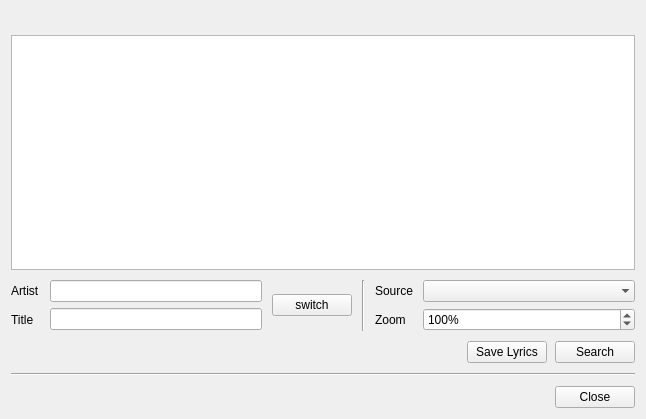
Before: the Qt Designer form src/Gui/Lyrics/GUI_Lyrics.ui in Inferno214221/sayonara-player, drawn with Qt 5.
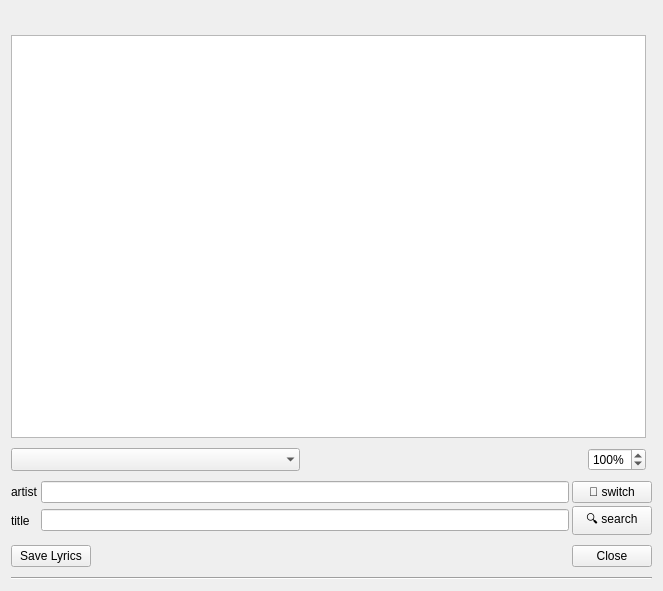
After: the same form once the commit is applied. Custom widgets are drawn as their Qt base class.

Commit message: Lyrics: improve usability

```diff
--- a/src/Gui/Lyrics/GUI_Lyrics.ui
+++ b/src/Gui/Lyrics/GUI_Lyrics.ui
@@ -6,70 +6,20 @@
    <rect>
     <x>0</x>
     <y>0</y>
-    <width>646</width>
-    <height>419</height>
+    <width>663</width>
+    <height>591</height>
    </rect>
   </property>
   <layout class="QGridLayout" name="gridLayout">
    <property name="verticalSpacing">
     <number>10</number>
    </property>
-   <item row="5" column="0" colspan="2">
-    <widget class="Line" name="line">
-     <property name="orientation">
-      <enum>Qt::Horizontal</enum>
-     </property>
-    </widget>
+   <item row="1" column="0">
+    <widget class="QTextEdit" name="teLyrics"/>
    </item>
-   <item row="2" column="0" rowspan="2" colspan="2">
-    <layout class="QGridLayout" name="gridLayout_11">
-     <property name="horizontalSpacing">
-      <number>10</number>
-     </property>
-     <property name="verticalSpacing">
-      <number>6</number>
-     </property>
-     <item row="1" column="1">
-      <widget class="QLineEdit" name="leTitle"/>
-     </item>
-     <item row="0" column="2" rowspan="2">
-      <widget class="QPushButton" name="btnSwitch">
-       <property name="text">
-        <string>switch</string>
-       </property>
-      </widget>
-     </item>
-     <item row="0" column="1">
-      <widget class="QLineEdit" name="leArtist"/>
-     </item>
-     <item row="0" column="3" rowspan="2" colspan="3">
-      <widget class="Line" name="line_2">
-       <property name="orientation">
-        <enum>Qt::Vertical</enum>
-       </property>
-      </widget>
-     </item>
-     <item row="0" column="6">
-      <widget class="QLabel" name="labSource">
-       <property name="toolTip">
-        <string notr="true"/>
-       </property>
-       <property name="text">
-        <string notr="true">Source</string>
-       </property>
-      </widget>
-     </item>
-     <item row="1" column="0">
-      <widget class="QLabel" name="labTitle">
-       <property name="toolTip">
-        <string notr="true"/>
-       </property>
-       <property name="text">
-        <string notr="true">Title</string>
-       </property>
-      </widget>
-     </item>
-     <item row="0" column="7">
+   <item row="2" column="0">
+    <layout class="QHBoxLayout" name="horizontalLayout_2">
+     <item>
       <widget class="Gui::ComboBox" name="comboServers">
        <property name="sizePolicy">
         <sizepolicy hsizetype="MinimumExpanding" vsizetype="Minimum">
@@ -85,17 +35,20 @@
        </property>
       </widget>
      </item>
-     <item row="1" column="6">
-      <widget class="QLabel" name="labZoom">
-       <property name="toolTip">
-        <string notr="true"/>
+     <item>
+      <spacer name="horizontalSpacer_2">
+       <property name="orientation">
+        <enum>Qt::Horizontal</enum>
        </property>
-       <property name="text">
-        <string>Zoom</string>
+       <property name="sizeHint" stdset="0">
+        <size>
+         <width>40</width>
+         <height>20</height>
+        </size>
        </property>
-      </widget>
+      </spacer>
      </item>
-     <item row="1" column="7">
+     <item>
       <widget class="QSpinBox" name="sbZoom">
        <property name="sizePolicy">
         <sizepolicy hsizetype="Minimum" vsizetype="Minimum">
@@ -120,25 +73,64 @@
        </property>
       </widget>
      </item>
+    </layout>
+   </item>
+   <item row="3" column="0" colspan="2">
+    <layout class="QGridLayout" name="gridLayout_2">
+     <property name="spacing">
+      <number>3</number>
+     </property>
+     <item row="1" column="3">
+      <widget class="QPushButton" name="btnSearch">
+       <property name="minimumSize">
+        <size>
+         <width>80</width>
+         <height>0</height>
+        </size>
+       </property>
+       <property name="text">
+        <string notr="true">🔍 search</string>
+       </property>
+      </widget>
+     </item>
+     <item row="0" column="1">
+      <widget class="QLineEdit" name="leArtist"/>
+     </item>
+     <item row="1" column="1">
+      <widget class="QLineEdit" name="leTitle"/>
+     </item>
+     <item row="0" column="3">
+      <widget class="QPushButton" name="btnSwitch">
+       <property name="sizePolicy">
+        <sizepolicy hsizetype="Maximum" vsizetype="Fixed">
+         <horstretch>0</horstretch>
+         <verstretch>0</verstretch>
+        </sizepolicy>
+       </property>
+       <property name="toolTip">
+        <string>switch</string>
+       </property>
+       <property name="text">
+        <string notr="true">🔄 switch</string>
+       </property>
+      </widget>
+     </item>
      <item row="0" column="0">
       <widget class="QLabel" name="labArtist">
-       <property name="toolTip">
-        <string notr="true"/>
+       <property name="text">
+        <string notr="true">artist</string>
        </property>
+      </widget>
+     </item>
+     <item row="1" column="0">
+      <widget class="QLabel" name="labTitle">
        <property name="text">
-        <string notr="true">Artist</string>
+        <string notr="true">title</string>
        </property>
       </widget>
      </item>
     </layout>
    </item>
-   <item row="7" column="0" colspan="2">
-    <widget class="QDialogButtonBox" name="buttonBox">
-     <property name="standardButtons">
-      <set>QDialogButtonBox::Close</set>
-     </property>
-    </widget>
-   </item>
    <item row="0" column="0" colspan="2">
     <widget class="QLabel" name="labHeader">
      <property name="text">
@@ -152,27 +144,11 @@
      </property>
     </widget>
    </item>
-   <item row="1" column="0" colspan="2">
-    <widget class="QTextEdit" name="teLyrics"/>
-   </item>
    <item row="4" column="0" colspan="2">
     <layout class="QHBoxLayout" name="horizontalLayout">
      <property name="spacing">
       <number>8</number>
      </property>
-     <item>
-      <spacer name="horizontalSpacer">
-       <property name="orientation">
-        <enum>Qt::Horizontal</enum>
-       </property>
-       <property name="sizeHint" stdset="0">
-        <size>
-         <width>40</width>
-         <height>20</height>
-        </size>
-       </property>
-      </spacer>
-     </item>
      <item>
       <widget class="QPushButton" name="btnSaveLyrics">
        <property name="text">
@@ -181,20 +157,37 @@
       </widget>
      </item>
      <item>
-      <widget class="QPushButton" name="btnSearch">
-       <property name="minimumSize">
+      <spacer name="horizontalSpacer">
+       <property name="orientation">
+        <enum>Qt::Horizontal</enum>
+       </property>
+       <property name="sizeHint" stdset="0">
         <size>
-         <width>80</width>
-         <height>0</height>
+         <width>40</width>
+         <height>20</height>
         </size>
        </property>
-       <property name="text">
-        <string notr="true">Search</string>
+      </spacer>
+     </item>
+     <item>
+      <widget class="QDialogButtonBox" name="buttonBox">
+       <property name="toolTip">
+        <string>Switch</string>
+       </property>
+       <property name="standardButtons">
+        <set>QDialogButtonBox::Close</set>
        </property>
       </widget>
      </item>
     </layout>
    </item>
+   <item row="5" column="0" colspan="2">
+    <widget class="Line" name="line">
+     <property name="orientation">
+      <enum>Qt::Horizontal</enum>
+     </property>
+    </widget>
+   </item>
   </layout>
  </widget>
  <customwidgets>
```
The commit also changes 2 other files.
